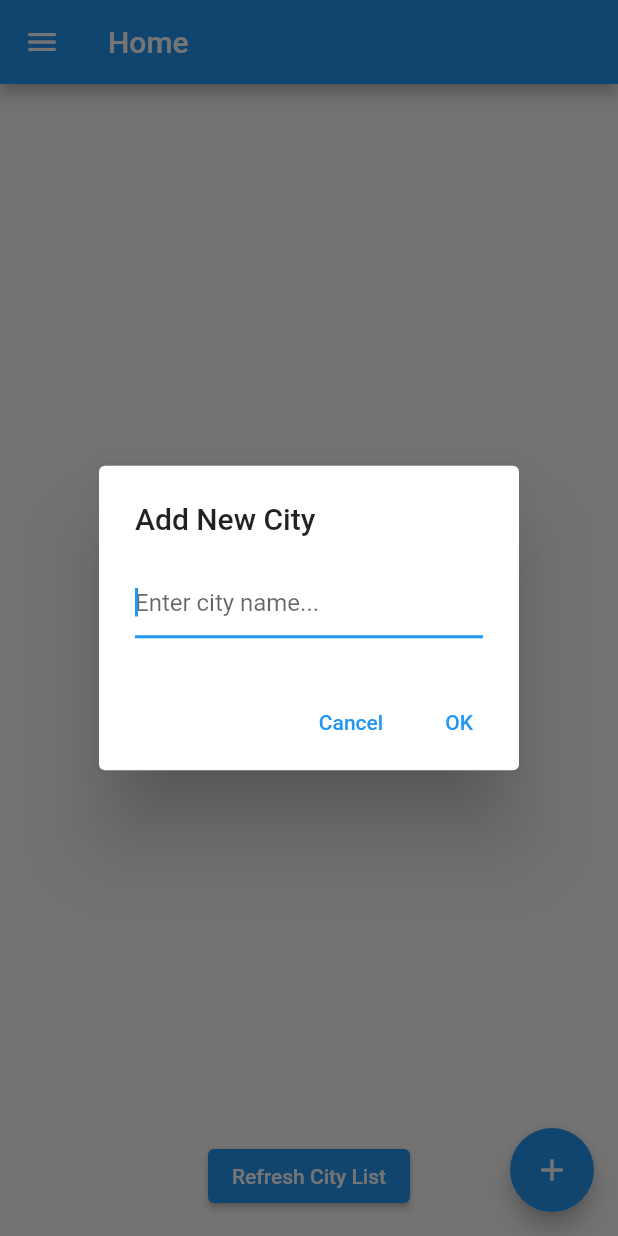
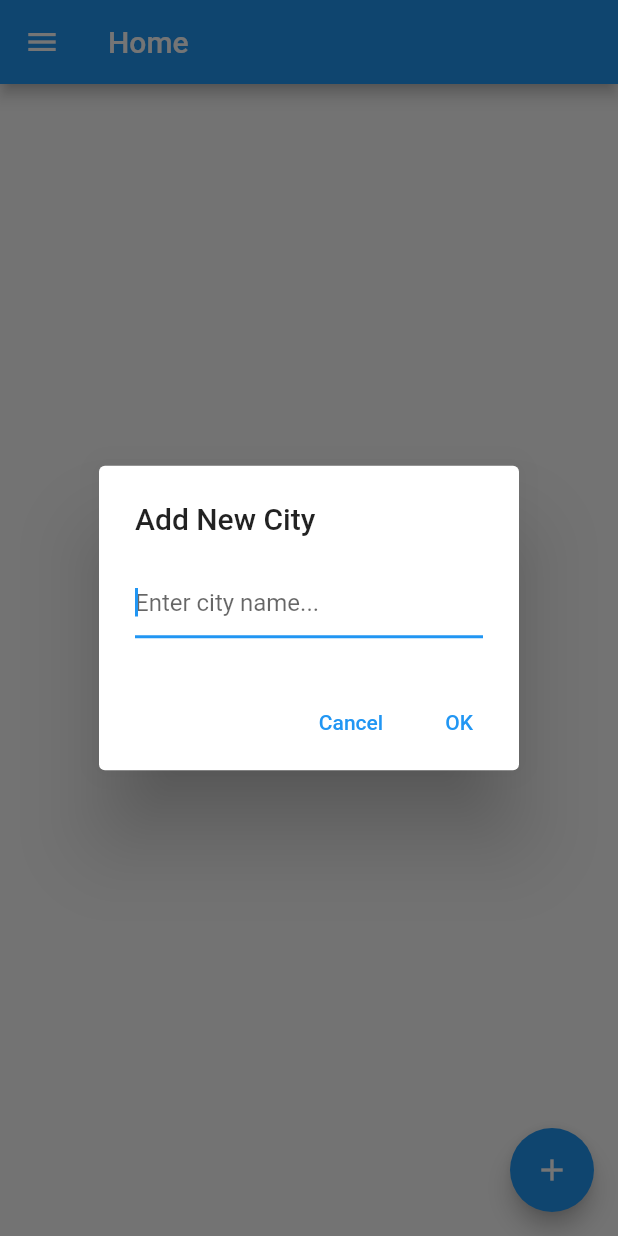
Before and after one commit to arcanemachine/flutter-weather, a Flutter app: the screen it shows after launch, after a tap on the "add" icon, on a phone screen of 412 x 824 dp. Run offline on Flutter 3.47's test engine with Material 2 defaults, Android fonts, the phone set to English and light mode, and no system bars; our stand-ins replace go_router, sqflite, sqflite_common_ffi; missing offline and left inert: p05_weather_app; accounts and stored records are empty.

Commit message:
Basic weather screen working

```diff
--- a/flutter_weather/lib/home.dart
+++ b/flutter_weather/lib/home.dart
@@ -68,7 +68,7 @@ class _HomeScreenState extends State<HomeScreen> {
       children: [
         Expanded(
           child: context.watch<AppState>().savedCityList.isEmpty
-          ? const Text("")
+          ? const Center(child: Text("Click the blue '+' icon to add a city."))
           : Center(
             child: Column(
               mainAxisAlignment: MainAxisAlignment.center,
@@ -84,13 +84,6 @@ class _HomeScreenState extends State<HomeScreen> {
                 CityList(),
               ],
             ),
-          ),
-        ),
-        Padding(
-          padding: const EdgeInsets.all(16),
-          child: ElevatedButton(
-            child: const Text("Refresh City List"),
-            onPressed: () { context.read<AppState>().savedCityListUpdate(); },
           ),
         ),
       ],
@@ -204,18 +197,31 @@ class CityList extends StatelessWidget {
 
   @override
   Widget build(BuildContext context) {
+    final state = context.watch<AppState>();
+
     return Padding(
       padding: const EdgeInsets.all(0),
-      child: ListView.builder(
-        itemCount: context.watch<AppState>().savedCityList.length,
+      child: state.savedCityList.isEmpty
+        ? const Padding(
+            padding: EdgeInsets.only(top: 16.0),
+            child: Text(
+              "Click the blue '+' icon to add a city.",
+              textAlign: TextAlign.center,
+            )
+          )
+        : ListView.builder(
+        itemCount: state.savedCityList.length,
         itemBuilder: (BuildContext context, int i) {
           return ListTile(
             title: Text(
-              context.watch<AppState>().savedCityList[i].name,
+              state.savedCityList[i].name,
               textAlign: TextAlign.center,
             ),
             onTap: () {
-              context.push('/weather');
+              state.currentCityWeatherUpdateById(state.savedCityList[i].cityId)
+                .then((placeholderVar) {
+                  context.push('/weather');
+              });
             },
           );
         },
--- a/flutter_weather/lib/state.dart
+++ b/flutter_weather/lib/state.dart
@@ -8,18 +8,32 @@ class AppState with ChangeNotifier {
   Future<Database> get db async => await databaseGetOrCreate();
 
   // savedCityList
-  List<City> _savedCityList = [];
-  List<City> get savedCityList => _savedCityList;
+  List<City> savedCityList = [];
 
   void savedCityListUpdate() async {
-    dbCityGetAll(await db).then((savedCityList) {
-      _savedCityList = savedCityList;
+    dbCityGetAll(await db).then((dbSavedCityList) {
+      savedCityList = dbSavedCityList;
 
-      if (kDebugMode) {
-        print(_savedCityList);
-      }
+      // if (kDebugMode) {
+      //   print(savedCityList);
+      // }
     });
 
     notifyListeners();
   }
+
+  // currentCityId
+  // int? currentCityId;
+  // void currentCityIdSet(cityId) {
+  //   currentCityId = cityId;
+
+  //   // update weather for current city
+  //   currentCityWeatherUpdateById(cityId);
+  // }
+
+  // currentCityWeather
+  late CityWeather currentCityWeather = const CityWeather(cityId: 0, temp: -60);
+  Future<void> currentCityWeatherUpdateById(cityId) async {
+    currentCityWeather = await weatherFetchByCityId(cityId);
+  }
 }
```
Also changed, not shown: flutter_weather/lib/city_weather.dart (+10 -3 lines), flutter_weather/lib/models.dart (+9 -5 lines).
